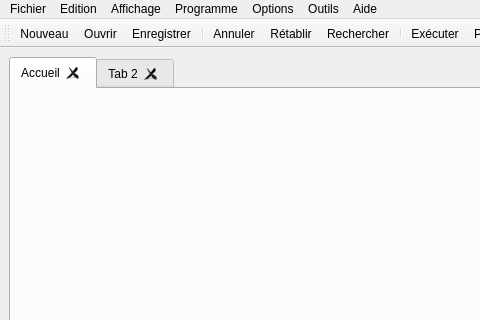
The window that src/ui_mainwindow.ui (TuringApp/Turing) describes before a commit, drawn with Qt 5; both pictures show x 0 to 480 and y 0 to 320 of the 800 by 600 pixel window.
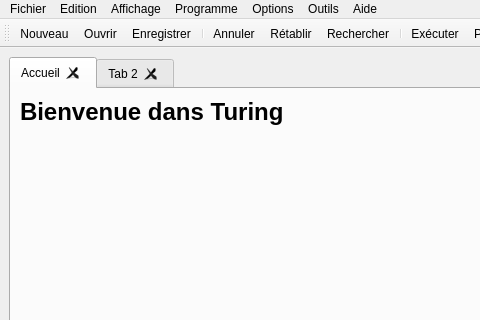
The same window after the commit. Icons and pictures are not drawn.

What changed in the file:
```diff
--- a/src/ui_mainwindow.ui
+++ b/src/ui_mainwindow.ui
@@ -39,6 +39,19 @@
        <attribute name="title">
         <string>Accueil</string>
        </attribute>
+       <layout class="QVBoxLayout" name="verticalLayout_3">
+        <item>
+         <widget class="QLabel" name="label">
+          <property name="text">
+           <string>&lt;h1&gt;Bienvenue dans Turing&lt;/h1&gt;
+</string>
+          </property>
+          <property name="alignment">
+           <set>Qt::AlignLeading|Qt::AlignLeft|Qt::AlignTop</set>
+          </property>
+         </widget>
+        </item>
+       </layout>
       </widget>
       <widget class="QWidget" name="tab_4">
        <attribute name="title">
```
